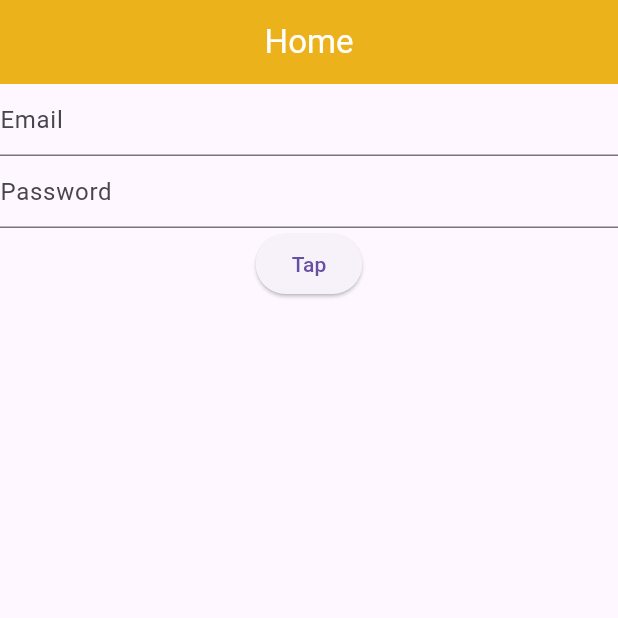
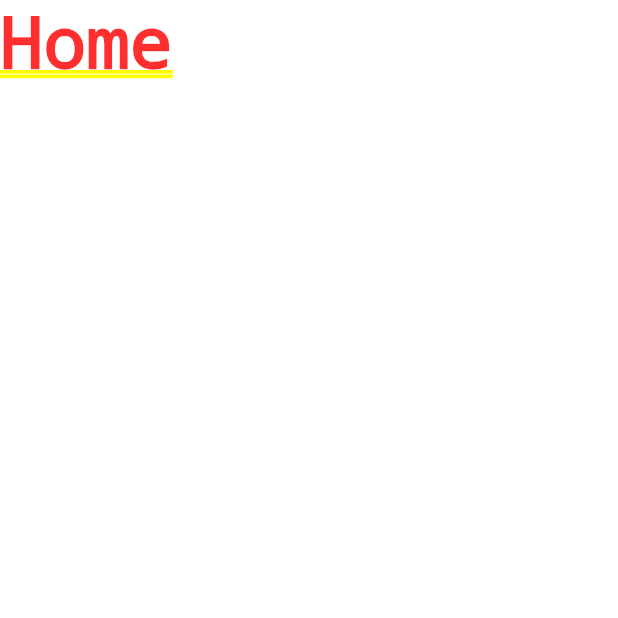
Before and after one commit to wahiduzzamanbappy/live_class_projects, a Flutter app: the screen it shows after launch, on a phone screen of 412 x 824 dp, the top half of it. Run offline on Flutter 3.47's test engine with Material 3 defaults, Android fonts, the light colour scheme and no system bars.

Commit message:
Code added

```diff
--- a/lib/main.dart
+++ b/lib/main.dart
@@ -1,153 +1,109 @@
+import 'package:flutter/cupertino.dart';
 import 'package:flutter/material.dart';
 
 void main() {
-  runApp(const DemoApp());
+  runApp(const MyApp());
 }
 
-class DemoApp extends StatefulWidget {
-  const DemoApp({super.key});
-
-  @override
-  State<DemoApp> createState() => _DemoAppState();
-}
-
-class _DemoAppState extends State<DemoApp> {
-  List<String> friendList = [
-    'Iram',
-    'Sabbir',
-    'Rakib',
-    'Hasan',
-    'Roy',
-    'Niloy',
-    'Kopil',
-    'Umama',
-    'Bappy',
-    'Antor',
-    'Saiful',
-    'Saiful',
-    'Saiful',
-    'Saiful',
-    'Saiful',
-  ];
-
-  final TextEditingController _emailTEController = TextEditingController();
-
-  final TextEditingController _passswordTEController = TextEditingController();
-
-  final GlobalKey<FormState> _formKey = GlobalKey<FormState>();
+class MyApp extends StatelessWidget {
+  const MyApp({super.key});
 
   @override
   Widget build(BuildContext context) {
-    return MaterialApp(
+    return const MaterialApp(
       debugShowCheckedModeBanner: false,
-      title: 'Demo App',
-      home: Scaffold(
+      title: "MyApp",
+      home: Text('Home'),
+    );
+  }
+}
+
+class Home extends StatelessWidget {
+  const Home({super.key});
+
+  @override
+  Widget build(BuildContext context) {
+    return Scaffold(
       appBar: AppBar(
-          title: const Text(
-            'Home',
-            style: TextStyle(color: Colors.white),
+        title: const Text('Home'),
       ),
-          centerTitle: true,
-          backgroundColor: Colors.amber,
-          elevation: 10,
+      body: Center(
+        child: Column(
+          children: [
+            ElevatedButton(
+              onPressed: () {
+                Navigator.push(
+                  context,
+                  MaterialPageRoute(
+                    builder: (context) => const Profile(),
                   ),
-        /*  body: ListView.builder(
-          itemCount: friendList.length,
-          itemBuilder: (context, index) {
-            int displayIndex = index + 1;
-            return ListTile(
-              dense: false,
-              title: Text(friendList[index]),
-              subtitle: Text('Friend no $displayIndex'),
-              trailing: const Icon(Icons.arrow_circle_right_outlined),
-              leading: const CircleAvatar(
-                backgroundColor: Colors.amber,
-                child: Icon(Icons.person),
-              ),
-              onTap: () {
-                print('On Tap $index');
-              },
-              onLongPress: () {
-                print('On LongPress $index');
-              },
-              tileColor: Colors.grey,
                 );
               },
-        ),*/ /*
-        body: Center(
-          child: GridView(
-            gridDelegate: const SliverGridDelegateWithFixedCrossAxisCount(
-                crossAxisCount: 2, mainAxisSpacing: 12, crossAxisSpacing: 8),
-            children: [
-              Text('Iram'),
-              Text('Sabbir'),
-              Text('Rakib'),
-              Text('Hasan'),
-              Text('Hasan'),
-              Text('Hasan'),
-              Text('Hasan'),
-              Text('Hasan'),
-              Text('Hasan'),
-            ],*/
-        /*body: GridView.builder(
-          gridDelegate:
-              const SliverGridDelegateWithFixedCrossAxisCount(crossAxisCount: 4),
-          itemCount: friendList.length,
-          itemBuilder: (context, index) {
-            return Center(
-              child: Text(friendList[index]),
-            );
-          },
-        ),*/
-        body: Form(
-          key: _formKey,
-          child: Column(
-            children: [
-              TextFormField(
-                  autovalidateMode: AutovalidateMode.onUserInteraction,
-                  controller: _emailTEController,
-                  decoration: const InputDecoration(
-                    hintText: 'Email',
-                  ),
-                  validator: (String? value) {
-                    if (value == null || value.isEmpty) {
-                      return 'Enter Email Address';
-                    }
-                    return null;
-                  }),
-              TextFormField(
-                autovalidateMode: AutovalidateMode.onUserInteraction,
-                validator:(String? value) {
-                  if (value == null || value.isEmpty) {
-                    return 'Enter Password';
-                  }
-                  return null;
-                } ,
-                controller: _passswordTEController,
-                decoration: const InputDecoration(
-                  hintText: 'Password',
-                ),
+              child: const Text('Go to Profile'),
             ),
             ElevatedButton(
               onPressed: () {
-                  /*String email = _emailTEController.text;
-                  String password = _passswordTEController.text;
-
-                  if (email.isNotEmpty && password.isNotEmpty) {
-                    print('Login Success');
-                  } else {
-                    print('Login Failed. Missing Data');
-                  }*/
-                  if (_formKey.currentState!.validate()) {
-                    print('Login Success');
-                  }
+                Navigator.pushReplacement(
+                  context,
+                  MaterialPageRoute(
+                    builder: (context) => const Profile(),
+                  ),
+                );
               },
-                child: const Text('Tap'),
-              )
+              child: const Text('Go to Settings'),
+            ),
           ],
-          ),
         ),
       ),
     );
   }
 }
+
+class Profile extends StatelessWidget {
+  const Profile({super.key});
+
+  @override
+  Widget build(BuildContext context) {
+    return Scaffold(
+      appBar: AppBar(
+        title: const Text('Profile'),
+      ),
+      body: Column(
+        children: [
+          ElevatedButton(
+            onPressed: () {
+              Navigator.pop(context);
+            },
+            child: const Text('Back to Home'),
+          )
+        ],
+      ),
+    );
+  }
+}
+
+class Settings extends StatelessWidget {
+  const Settings({super.key});
+
+  @override
+  Widget build(BuildContext context) {
+    return Scaffold(
+      appBar: AppBar(
+        title: const Text('Settings'),
+      ),
+      body: Column(
+        children: [
+          ElevatedButton(
+            onPressed: () {
+              Navigator.pushAndRemoveUntil(
+                  context,
+                  MaterialPageRoute(builder: (context) => const Home()),
+                      (predicate) => false);
+            },
+            child: const Text('Back to Home'),
+          ),
+        ],
+      ),
+    );
+  }
+}
```
Lines whose indentation alone changed are shown as unchanged.
